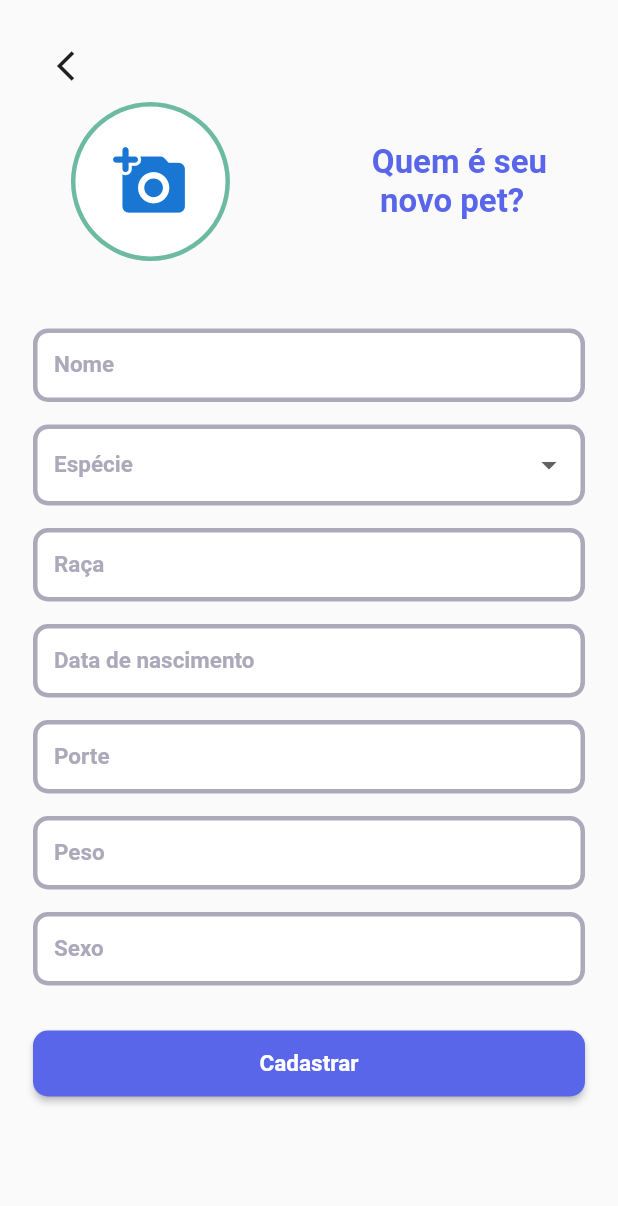
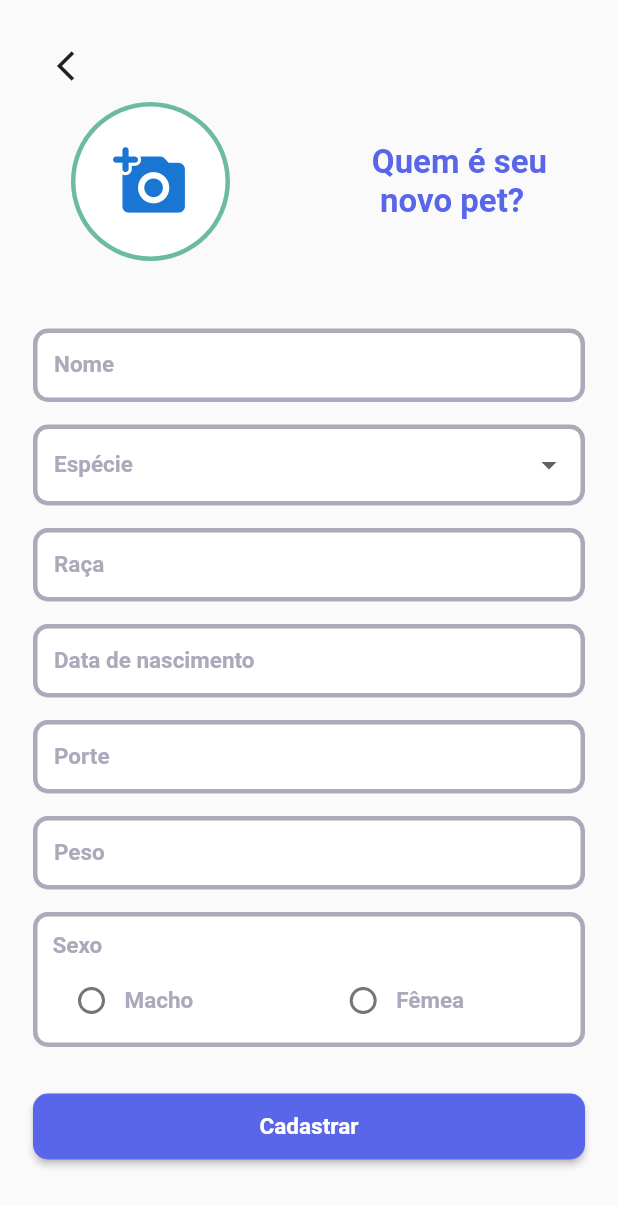
Before and after one commit to mypets-fiap/mypets_app, a Flutter app: the CadastroPetPage screen opened by its route, on a phone screen of 412 x 824 dp. Shown: the top 1206 px of the screen. Run offline on Flutter 3.47's test engine with Material 2 defaults, Android fonts, the phone set to English and light mode, and no system bars; our stand-ins replace cloud_firestore, firebase_auth, firebase_core; accounts and stored records are empty; Roboto replaces fonts that are missing (Montserrat).

Commit message:
Criação do componente de RadioButton

```diff
--- /dev/null
+++ b/lib/app/components/form/app_form_radio_button.dart
@@ -0,0 +1,124 @@
+import 'package:flutter/material.dart';
+import 'package:mypets/app/pages/util/app_color.dart';
+import 'package:mypets/app/pages/util/app_text_style.dart';
+
+class AppFormRadioListTile extends StatefulWidget {
+  final TextEditingController _controller;
+  final List<String> _listItem;
+  final String _label;
+  final bool _isRequired;
+
+  const AppFormRadioListTile({
+    Key? key,
+    required TextEditingController controller,
+    required String label,
+    required List<String> listItem,
+    bool isRequired = false,
+  })  : _controller = controller,
+        _label = label,
+        _listItem = listItem,
+        _isRequired = isRequired,
+        super(key: key);
+
+  @override
+  State<AppFormRadioListTile> createState() => _AppFormRadioListTile();
+}
+
+class _AppFormRadioListTile extends State<AppFormRadioListTile> {
+  String? text;
+
+  @override
+  Widget build(BuildContext context) {
+    String label = super.widget._label;
+    List<String> listItem = super.widget._listItem;
+    TextEditingController controller = super.widget._controller;
+    bool isRequired = super.widget._isRequired;
+
+    return FormField(
+      builder: (FormFieldState<bool> state) {
+        return Padding(
+          padding: const EdgeInsets.only(bottom: 16),
+          child: Container(
+            width: double.infinity,
+            decoration: BoxDecoration(
+              color: Colors.white,
+              border: Border.all(
+                color: AppColor.inputLabelColor,
+                width: 3,
+              ),
+              borderRadius: const BorderRadius.all(
+                Radius.circular(10),
+              ),
+            ),
+            child: Column(
+              crossAxisAlignment: CrossAxisAlignment.start,
+              children: [
+                Padding(
+                  padding: const EdgeInsets.only(left: 10, top: 10),
+                  child: Text(
+                    label,
+                    style: AppTextStyle.inputLabel,
+                  ),
+                ),
+                Wrap(
+                  runSpacing: 2,
+                  spacing: 2,
+                  children: getRadio(listItem, controller, state),
+                ),
+                state.hasError
+                    ? Padding(
+                        padding: const EdgeInsets.only(left: 8, bottom: 8),
+                        child: Text(
+                          state.errorText!,
+                          style: const TextStyle(color: Colors.red),
+                        ),
+                      )
+                    : Container(),
+              ],
+            ),
+          ),
+        );
+      },
+      validator: (value) {
+        if (value != true && isRequired) {
+          return "$label é obrigatório";
+        } else {
+          return null;
+        }
+      },
+    );
+  }
+
+  List<Widget> getRadio(
+      List<String> items, TextEditingController controller, state) {
+    List<Widget> list = [];
+
+    for (String item in items) {
+      list.add(
+        SizedBox(
+          width: MediaQuery.of(context).size.width / 2.3,
+          child: ListTileTheme(
+            horizontalTitleGap: 2,
+            child: RadioListTile(
+              activeColor: AppColor.defaultColor,
+              groupValue: text,
+              onChanged: (value) {
+                setState(() {
+                  state.setValue(true);
+                  text = value.toString();
+                  controller.text = value.toString();
+                });
+              },
+              value: item,
+              title: Text(
+                item,
+                style: AppTextStyle.inputLabel,
+              ),
+            ),
+          ),
+        ),
+      );
+    }
+    return list;
+  }
+}
--- a/lib/app/pages/cadastro_pet_page.dart
+++ b/lib/app/pages/cadastro_pet_page.dart
@@ -1,6 +1,7 @@
 import 'package:flutter/material.dart';
 import 'package:mypets/app/components/button/app_button.dart';
 import 'package:mypets/app/components/form/app_form_dropdown.dart';
+import 'package:mypets/app/components/form/app_form_radio_button.dart';
 import 'package:mypets/app/components/form/app_form_text_field.dart';
 import 'package:mypets/app/pages/util/app_color.dart';
 import 'package:mypets/app/pages/util/app_text_style.dart';
@@ -94,12 +95,15 @@ Widget _petForm() {
           ),
           AppFormTextField(label: "Porte", controller: controllerPorte),
           AppFormTextField(label: "Peso", controller: controllerPeso),
-          AppFormTextField(label: "Sexo", controller: controllerSexo),
+          AppFormRadioListTile(
+            controller: controllerSexo,
+            label: "Sexo",
+            listItem: const ["Macho", "Fêmea"],
+          ),
           const SizedBox(height: 15),
           AppButton(
             label: "Cadastrar",
             onPressed: () {
-
               if (form.currentState!.validate()) {}
             },
           ),
```
